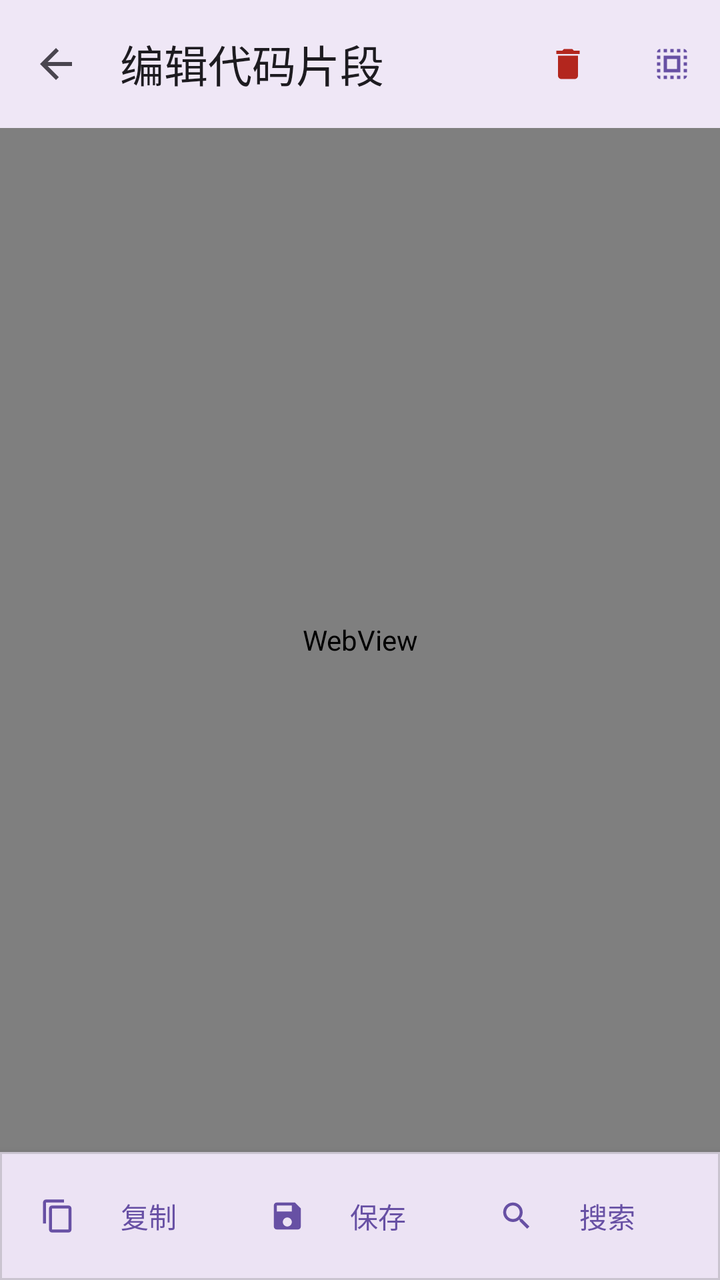
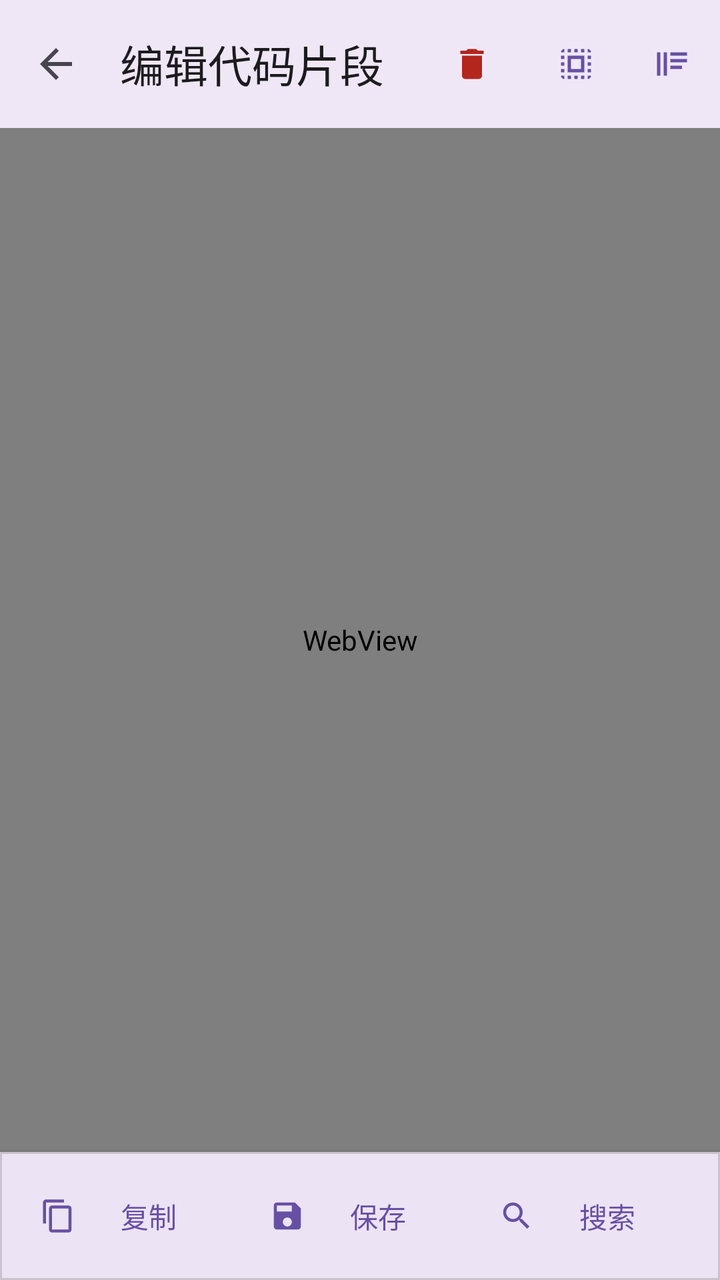

Compare the two renders of this Android layout. The source of the first and the diff that turns it into the second are given below.
<!-- AndroidManifest.xml: application theme AppTheme -->
<!-- res/layout/fragment_snippet_editor.xml -->
<?xml version="1.0" encoding="utf-8"?>
<androidx.coordinatorlayout.widget.CoordinatorLayout xmlns:android="http://schemas.android.com/apk/res/android"
    xmlns:app="http://schemas.android.com/apk/res-auto"
    xmlns:tools="http://schemas.android.com/tools"
    android:layout_width="match_parent"
    android:layout_height="match_parent">

    <LinearLayout
        android:layout_width="match_parent"
        android:layout_height="match_parent"
        android:orientation="vertical">

        <com.google.android.material.appbar.MaterialToolbar
            android:id="@+id/toolbar"
            android:layout_width="match_parent"
            android:layout_height="?attr/actionBarSize"
            android:background="?attr/colorSurface"
            android:elevation="4dp"
            app:navigationIcon="@drawable/ic_arrow_back"
            app:title="编辑代码片段"
            app:titleTextColor="?attr/colorOnSurface">

            <com.google.android.material.button.MaterialButton
                android:id="@+id/btnSelectAll"
                style="@style/Widget.Material3.Button.IconButton"
                android:layout_width="wrap_content"
                android:layout_height="wrap_content"
                android:layout_gravity="end"
                android:layout_marginEnd="0dp"
                android:contentDescription="全选"
                app:icon="@drawable/ic_select_all" />

            <com.google.android.material.button.MaterialButton
                android:id="@+id/btnDelete"
                style="@style/Widget.Material3.Button.IconButton"
                android:layout_width="wrap_content"
                android:layout_height="wrap_content"
                android:layout_gravity="end"
                android:layout_marginEnd="4dp"
                android:contentDescription="删除"
                app:icon="@drawable/ic_delete"
                app:iconTint="?attr/colorError" />
        </com.google.android.material.appbar.MaterialToolbar>

        <com.google.android.material.progressindicator.LinearProgressIndicator
            android:id="@+id/progressBar"
            android:layout_width="match_parent"
            android:layout_height="wrap_content"
            android:indeterminate="true"
            android:visibility="gone"
            tools:visibility="visible" />

        <FrameLayout
            android:id="@+id/webViewContainer"
            android:layout_width="match_parent"
            android:layout_height="0dp"
            android:layout_weight="1"
            android:clickable="true">

            <WebView
                android:id="@+id/webView"
                android:layout_width="match_parent"
                android:layout_height="match_parent"
                android:background="#282a36" />

            <com.google.android.material.card.MaterialCardView
                android:id="@+id/searchBar"
                android:layout_width="match_parent"
                android:layout_height="wrap_content"
                android:layout_gravity="top"
                android:layout_margin="8dp"
                android:visibility="gone"
                app:cardElevation="4dp"
                app:cardCornerRadius="8dp">

                <LinearLayout
                    android:layout_width="match_parent"
                    android:layout_height="wrap_content"
                    android:orientation="horizontal"
                    android:padding="8dp"
                    android:gravity="center_vertical">

                    <com.google.android.material.textfield.TextInputLayout
                        android:id="@+id/searchInputLayout"
                        style="@style/Widget.Material3.TextInputLayout.OutlinedBox.Dense"
                        android:layout_width="0dp"
                        android:layout_height="wrap_content"
                        android:layout_weight="1"
                        android:hint="搜索"
                        app:boxCornerRadiusTopStart="4dp"
                        app:boxCornerRadiusTopEnd="4dp"
                        app:boxCornerRadiusBottomStart="4dp"
                        app:boxCornerRadiusBottomEnd="4dp"
                        app:endIconMode="clear_text">

                        <com.google.android.material.textfield.TextInputEditText
                            android:id="@+id/searchInput"
                            android:layout_width="match_parent"
                            android:layout_height="wrap_content"
                            android:imeOptions="actionSearch"
                            android:inputType="text"
                            android:maxLines="1"
                            android:textSize="14sp" />
                    </com.google.android.material.textfield.TextInputLayout>

                    <com.google.android.material.button.MaterialButton
                        android:id="@+id/btnPrevMatch"
                        style="@style/Widget.Material3.Button.IconButton"
                        android:layout_width="wrap_content"
                        android:layout_height="wrap_content"
                        android:contentDescription="上一个"
                        app:icon="@drawable/ic_arrow_up" />

                    <com.google.android.material.button.MaterialButton
                        android:id="@+id/btnNextMatch"
                        style="@style/Widget.Material3.Button.IconButton"
                        android:layout_width="wrap_content"
                        android:layout_height="wrap_content"
                        android:contentDescription="下一个"
                        app:icon="@drawable/ic_arrow_down" />

                    <com.google.android.material.button.MaterialButton
                        android:id="@+id/btnCloseSearch"
                        style="@style/Widget.Material3.Button.IconButton"
                        android:layout_width="wrap_content"
                        android:layout_height="wrap_content"
                        android:contentDescription="关闭"
                        app:icon="@drawable/ic_close" />
                </LinearLayout>
            </com.google.android.material.card.MaterialCardView>
        </FrameLayout>

        <com.google.android.material.card.MaterialCardView
            android:layout_width="match_parent"
            android:layout_height="wrap_content"
            android:layout_margin="0dp"
            app:cardElevation="8dp"
            app:cardCornerRadius="0dp">

            <LinearLayout
                android:layout_width="match_parent"
                android:layout_height="wrap_content"
                android:orientation="horizontal"
                android:padding="8dp"
                android:gravity="center">

                <com.google.android.material.button.MaterialButton
                    android:id="@+id/btnCopy"
                    style="@style/Widget.Material3.Button.TextButton.Icon"
                    android:layout_width="0dp"
                    android:layout_height="wrap_content"
                    android:layout_weight="1"
                    android:text="复制"
                    app:icon="@drawable/ic_content_copy" />

                <com.google.android.material.button.MaterialButton
                    android:id="@+id/btnSave"
                    style="@style/Widget.Material3.Button.TextButton.Icon"
                    android:layout_width="0dp"
                    android:layout_height="wrap_content"
                    android:layout_weight="1"
                    android:text="保存"
                    app:icon="@drawable/ic_save" />

                <com.google.android.material.button.MaterialButton
                    android:id="@+id/btnSearch"
                    style="@style/Widget.Material3.Button.TextButton.Icon"
                    android:layout_width="0dp"
                    android:layout_height="wrap_content"
                    android:layout_weight="1"
                    android:text="搜索"
                    app:icon="@drawable/ic_search" />
            </LinearLayout>
        </com.google.android.material.card.MaterialCardView>
    </LinearLayout>

</androidx.coordinatorlayout.widget.CoordinatorLayout>
<!-- resources referenced by this layout -->
<resources>
  <!-- drawable ic_arrow_back (drawable) -->
  <vector xmlns:android="http://schemas.android.com/apk/res/android"
      android:width="24dp"
      android:height="24dp"
      android:viewportWidth="24"
      android:viewportHeight="24">
      <path
          android:fillColor="?attr/colorControlNormal"
          android:pathData="M20,11H7.83l5.59,-5.59L12,4l-8,8 8,8 1.41,-1.41L7.83,13H20v-2z"/>
  </vector>
  <!-- drawable ic_arrow_down (drawable) -->
  <vector xmlns:android="http://schemas.android.com/apk/res/android"
      android:width="24dp"
      android:height="24dp"
      android:viewportWidth="24"
      android:viewportHeight="24">
      <path
          android:fillColor="?attr/colorControlNormal"
          android:pathData="M7.41,8.59L12,13.17l4.59,-4.58L18,10l-6,6 -6,-6 1.41,-1.41z"/>
  </vector>
  <!-- drawable ic_arrow_up (drawable) -->
  <vector xmlns:android="http://schemas.android.com/apk/res/android"
      android:width="24dp"
      android:height="24dp"
      android:viewportWidth="24"
      android:viewportHeight="24">
      <path
          android:fillColor="?attr/colorControlNormal"
          android:pathData="M7.41,15.41L12,10.83l4.59,4.58L18,14l-6,-6 -6,6z"/>
  </vector>
  <!-- drawable ic_close (drawable) -->
  <vector xmlns:android="http://schemas.android.com/apk/res/android"
      android:width="24dp"
      android:height="24dp"
      android:viewportWidth="24"
      android:viewportHeight="24">
      <path
          android:fillColor="?attr/colorControlNormal"
          android:pathData="M19,6.41L17.59,5 12,10.59 6.41,5 5,6.41 10.59,12 5,17.59 6.41,19 12,13.41 17.59,19 19,17.59 13.41,12z"/>
  </vector>
  <!-- drawable ic_content_copy (drawable) -->
  <vector xmlns:android="http://schemas.android.com/apk/res/android"
      android:width="24dp"
      android:height="24dp"
      android:viewportWidth="24"
      android:viewportHeight="24">
      <path
          android:fillColor="?attr/colorControlNormal"
          android:pathData="M16,1L4,1c-1.1,0 -2,0.9 -2,2v14h2L4,3h12L16,1zM19,5L8,5c-1.1,0 -2,0.9 -2,2v14c0,1.1 0.9,2 2,2h11c1.1,0 2,-0.9 2,-2L21,7c0,-1.1 -0.9,-2 -2,-2zM19,21L8,21L8,7h11v14z"/>
  </vector>
  <!-- drawable ic_delete (drawable) -->
  <vector xmlns:android="http://schemas.android.com/apk/res/android"
      android:width="24dp"
      android:height="24dp"
      android:viewportWidth="24"
      android:viewportHeight="24"
      android:tint="?attr/colorError">
      <path
          android:fillColor="@android:color/white"
          android:pathData="M6 19c0 1.1.9 2 2 2h8c1.1 0 2-.9 2-2V7H6v12zM19 4h-3.5l-1-1h-5l-1 1H5v2h14V4z"/>
  </vector>
  <!-- drawable ic_save (drawable) -->
  <vector xmlns:android="http://schemas.android.com/apk/res/android"
      android:width="24dp"
      android:height="24dp"
      android:viewportWidth="24"
      android:viewportHeight="24">
      <path
          android:fillColor="?attr/colorControlNormal"
          android:pathData="M17,3L5,3c-1.11,0 -2,0.9 -2,2v14c0,1.1 0.89,2 2,2h14c1.1,0 2,-0.9 2,-2L21,7l-4,-4zM12,19c-1.66,0 -3,-1.34 -3,-3s1.34,-3 3,-3 3,1.34 3,3 -1.34,3 -3,3zM15,9L5,9L5,5h10v4z"/>
  </vector>
  <style name="AppTheme" parent="Base.AppTheme" />
  <style name="Base.AppTheme" parent="Theme.Material3.DayNight.NoActionBar">
      
      
    </style>
  <!-- unchanged entries left out for length: 2 -->
</resources>

<!-- the commit's change to res/layout/fragment_snippet_editor.xml (unified diff, before → after) -->
@@ -19,6 +19,16 @@
             app:navigationIcon="@drawable/ic_arrow_back"
             app:title="编辑代码片段"
             app:titleTextColor="?attr/colorOnSurface">
+
+            <com.google.android.material.button.MaterialButton
+                android:id="@+id/btnRules"
+                style="@style/Widget.Material3.Button.IconButton"
+                android:layout_width="wrap_content"
+                android:layout_height="wrap_content"
+                android:layout_gravity="end"
+                android:layout_marginEnd="0dp"
+                android:contentDescription="规则设置"
+                app:icon="@drawable/ic_rule" />
 
             <com.google.android.material.button.MaterialButton
                 android:id="@+id/btnSelectAll"
<!-- resource entries referenced after the edit -->
@@ -61,6 +61,17 @@
           android:fillColor="@android:color/white"
           android:pathData="M6 19c0 1.1.9 2 2 2h8c1.1 0 2-.9 2-2V7H6v12zM19 4h-3.5l-1-1h-5l-1 1H5v2h14V4z"/>
   </vector>
+  <!-- drawable ic_rule (drawable) -->
+  <vector xmlns:android="http://schemas.android.com/apk/res/android"
+      android:width="24dp"
+      android:height="24dp"
+      android:viewportWidth="24"
+      android:viewportHeight="24"
+      android:tint="?attr/colorControlNormal">
+    <path
+        android:fillColor="@android:color/white"
+        android:pathData="M3,5h2v14H3V5zM7,5h2v14H7V5zM11,5h10v2H11V5zM11,9h10v2H11V9zM11,13h7v2H11v-2z"/>
+  </vector>
   <!-- drawable ic_save (drawable) -->
   <vector xmlns:android="http://schemas.android.com/apk/res/android"
       android:width="24dp"
